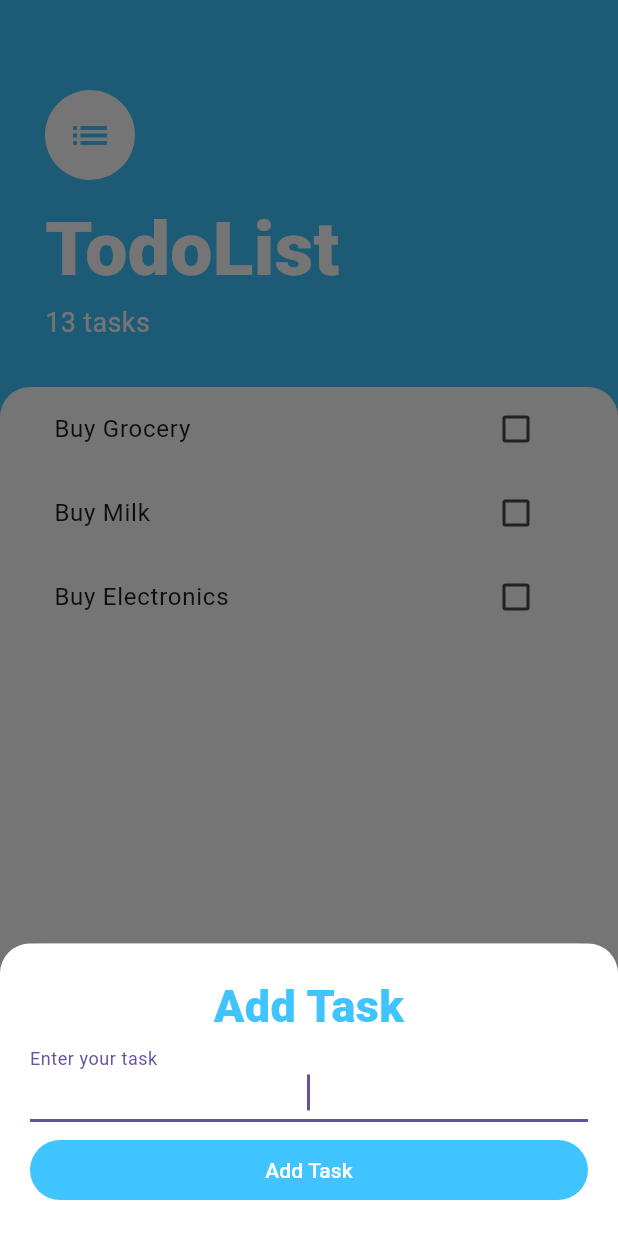
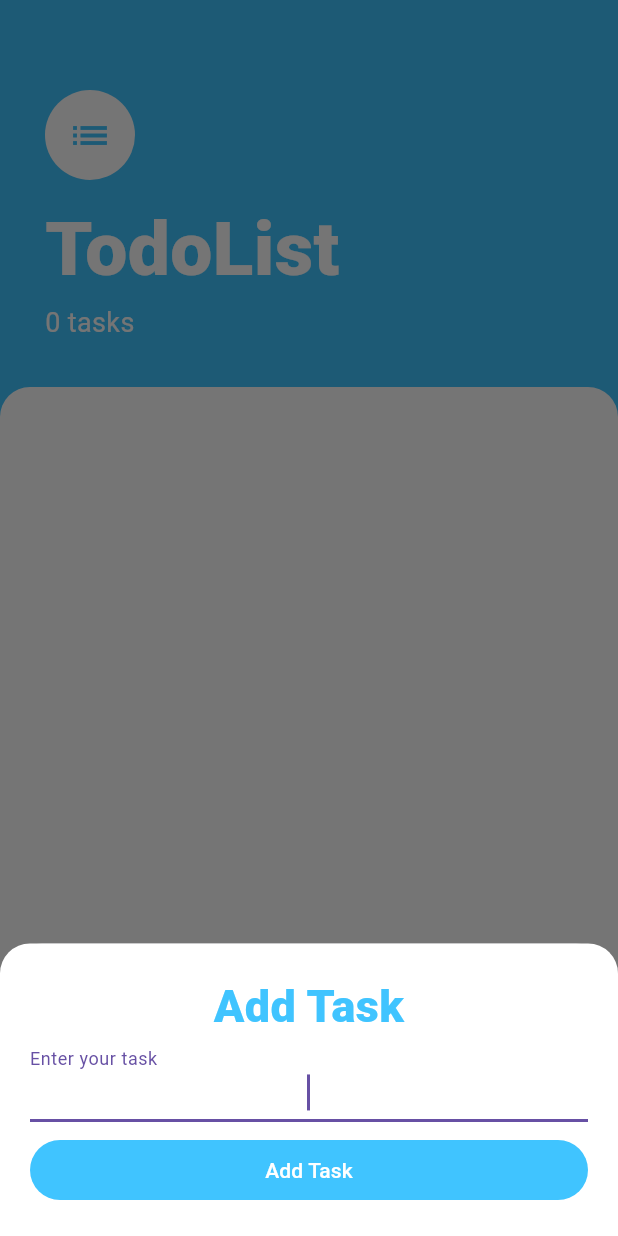
Before and after one commit to mvishnuprasad/TodoList, a Flutter app: the screen it shows after launch, after a tap on the "add" icon, on a phone screen of 412 x 824 dp. Run offline on Flutter 3.47's test engine with Material 3 defaults, Android fonts, the phone set to English and light mode, and no system bars.

```diff
--- a/lib/main.dart
+++ b/lib/main.dart
@@ -1,16 +1,22 @@
 import 'package:flutter/material.dart';
 import 'pages/TaskScreen.dart';
+import 'package:provider/provider.dart';
+import 'models/task_data.dart';
 
 void main() {
   runApp(const ToDolist());
 }
+
 class ToDolist extends StatelessWidget {
   const ToDolist({super.key});
 
   @override
   Widget build(BuildContext context) {
-    return const MaterialApp(
-      home: TaskScreen(),
+    return ChangeNotifierProvider(
+      create: (context) => TaskData(),
+      child: MaterialApp(
+        home: TaskScreen(),
+      ),
     );
   }
 }
--- /dev/null
+++ b/lib/models/task_data.dart
@@ -0,0 +1,9 @@
+import 'package:flutter/foundation.dart';
+import 'package:todolist/models/tasks.dart';
+
+class TaskData extends ChangeNotifier {
+  List<Task> task = [];
+  int get taskCount {
+    return task.length;
+  }
+}
--- a/lib/pages/TaskScreen.dart
+++ b/lib/pages/TaskScreen.dart
@@ -2,20 +2,10 @@ import 'package:flutter/material.dart';
 import 'package:todolist/widgets/addTask.dart';
 import 'package:todolist/widgets/task_list.dart';
 import 'package:todolist/models/tasks.dart';
+import 'package:provider/provider.dart';
+import 'package:todolist/models/task_data.dart';
 
-class TaskScreen extends StatefulWidget {
-  const TaskScreen({super.key});
-
-  @override
-  State<TaskScreen> createState() => _TaskScreenState();
-}
-
-class _TaskScreenState extends State<TaskScreen> {
-  List<Task> task = [
-    Task(name: "Buy Grocery"),
-    Task(name: "Buy Milk"),
-    Task(name: "Buy Electronics"),
-  ];
+class TaskScreen extends StatelessWidget {
   //const ({super.key});
   @override
   Widget build(BuildContext context) {
@@ -33,16 +23,15 @@ class _TaskScreenState extends State<TaskScreen> {
               isScrollControlled: true,
               builder: (context) => SingleChildScrollView(
                   child: Container(
-                      padding: EdgeInsets.only(
-                          bottom: MediaQuery.of(context).viewInsets.bottom),
-                      child: AddTaskScreen((newTitle) {
-                        setState(() {
-                          task.add(Task(name: newTitle));
-                        });
-                        Navigator.pop(context);
-                      }),
-                  )
-              ),
+                padding: EdgeInsets.only(
+                    bottom: MediaQuery.of(context).viewInsets.bottom),
+                child: AddTaskScreen((newTitle) {
+                  // setState(() {
+                  //   task.add(Task(name: newTitle));
+                  // });
+                  Navigator.pop(context);
+                }),
+              )),
             );
           },
         ),
@@ -52,10 +41,10 @@ class _TaskScreenState extends State<TaskScreen> {
             Container(
               padding: const EdgeInsets.only(
                   top: 60, left: 30, right: 30, bottom: 30),
-              child: const Column(
+              child: Column(
                 crossAxisAlignment: CrossAxisAlignment.start,
                 children: [
-                  CircleAvatar(
+                  const CircleAvatar(
                     backgroundColor: Colors.white,
                     radius: 30,
                     child: Icon(
@@ -64,10 +53,10 @@ class _TaskScreenState extends State<TaskScreen> {
                       color: Colors.lightBlueAccent,
                     ),
                   ),
-                  SizedBox(
+                  const SizedBox(
                     height: 10,
                   ),
-                  Text(
+                  const Text(
                     "TodoList",
                     style: TextStyle(
                         fontSize: 50,
@@ -75,8 +64,8 @@ class _TaskScreenState extends State<TaskScreen> {
                         color: Colors.white),
                   ),
                   Text(
-                    "13 tasks",
-                    style: TextStyle(
+                    "${Provider.of<TaskData>(context).taskCount} tasks",
+                    style: const TextStyle(
                         fontSize: 18,
                         fontWeight: FontWeight.w400,
                         color: Colors.white),
@@ -92,7 +81,7 @@ class _TaskScreenState extends State<TaskScreen> {
                     borderRadius: BorderRadius.only(
                         topLeft: Radius.circular(20),
                         topRight: Radius.circular(20))),
-                child: TaskList(task),
+                child: TaskList(),
               ),
             )
           ],
--- a/lib/widgets/addTask.dart
+++ b/lib/widgets/addTask.dart
@@ -1,11 +1,9 @@
 import 'package:flutter/material.dart';
 
 class AddTaskScreen extends StatelessWidget {
-
   final Function addTask;
-
-  String newTaskTitle="";
-  AddTaskScreen(this.addTask);
+  String newTaskTitle = "";
+  AddTaskScreen(this.addTask, {super.key});
   @override
   Widget build(BuildContext context) {
     return Container(
--- a/lib/widgets/task_list.dart
+++ b/lib/widgets/task_list.dart
@@ -1,30 +1,27 @@
 import 'package:flutter/material.dart';
 import 'package:todolist/widgets/task_tile.dart';
 import 'package:todolist/models/tasks.dart';
+import 'package:provider/provider.dart';
+import 'package:todolist/models/task_data.dart';
 
-class TaskList extends StatefulWidget {
-
-  final List<Task> task;
-  TaskList(this.task);
-  @override
-  State<TaskList> createState() => _TaskListState();
-}
-
-class _TaskListState extends State<TaskList> {
-
-
+class TaskList extends StatelessWidget {
   @override
   Widget build(BuildContext context) {
-    return ListView.builder(
-      itemBuilder: (context, index) {
-        return TaskTile(widget.task[index].name, widget.task[index].isDone,
-            (bool? checkBoxStateValue) {
-          setState(() {
-            widget.task[index].toggleDone();
-          });
-        });
+    return Consumer<TaskData>(
+      builder: (context, taskData, child) {
+        return ListView.builder(
+          itemBuilder: (context, index) {
+            return TaskTile(
+                taskData.task[index].name, taskData.task[index].isDone,
+                (bool? checkBoxStateValue) {
+              // setState(() {
+              //   Provider.of<TaskData>(context).task[index].toggleDone();
+              // });
+            });
+          },
+          itemCount: taskData.task.length,
+        );
       },
-      itemCount: widget.task.length,
     );
   }
 }
--- a/pubspec.yaml
+++ b/pubspec.yaml
@@ -35,6 +35,8 @@ dependencies:
   # The following adds the Cupertino Icons font to your application.
   # Use with the CupertinoIcons class for iOS style icons.
   cupertino_icons: ^1.0.6
+  provider: ^6.1.2
+
 
 dev_dependencies:
   flutter_test:
@@ -45,7 +47,7 @@ dev_dependencies:
   # activated in the `analysis_options.yaml` file located at the root of your
   # package. See that file for information about deactivating specific lint
   # rules and activating additional ones.
-  flutter_lints: ^3.0.0
+  flutter_lints: ^4.0.0
 
 # For information on the generic Dart part of this file, see the
 # following page: https://dart.dev/tools/pub/pubspec
```
Also changed, not shown: pubspec.lock.
